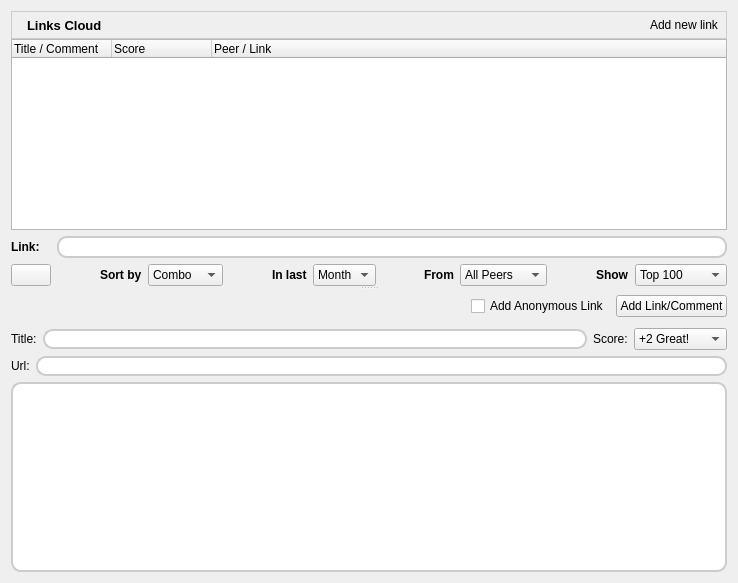
Qt form plugins/LinksCloud/LinksDialog.ui (RetroShare/RetroShare) before a commit.
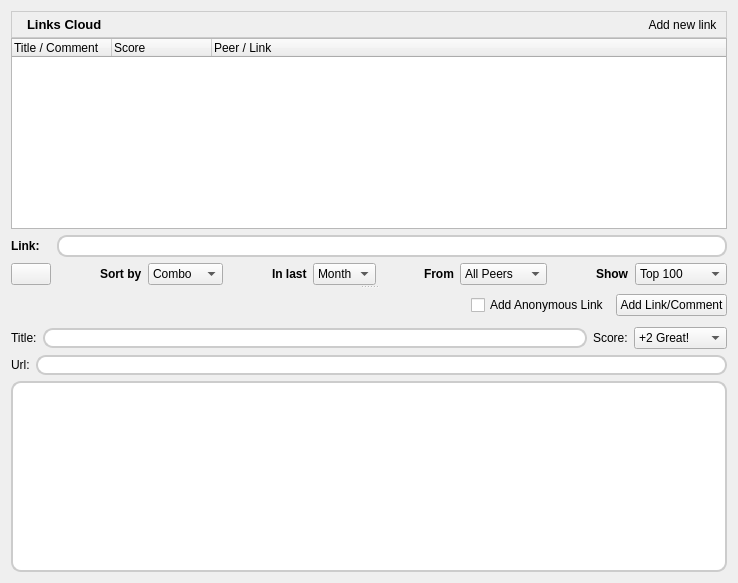
The same form after that commit. Icons and pictures are not drawn.

Commit message: Removed some unnecessary style sheets.

Diff of the .ui file:
```diff
--- a/plugins/LinksCloud/LinksDialog.ui
+++ b/plugins/LinksCloud/LinksDialog.ui
@@ -562,12 +562,7 @@
        </spacer>
       </item>
       <item row="0" column="3">
-       <widget class="QPushButton" name="pushButton">
-        <property name="styleSheet">
-         <string notr="true">QPushButton:hover { 
-border: 1px solid #CCCCCC;
-}</string>
-        </property>
+       <widget class="QToolButton" name="addToolButton">
         <property name="text">
          <string>Add new link</string>
         </property>
@@ -575,7 +570,13 @@
          <iconset resource="../../retroshare-gui/src/gui/images.qrc">
           <normaloff>:/images/edit_add24.png</normaloff>:/images/edit_add24.png</iconset>
         </property>
-        <property name="flat">
+        <property name="iconSize">
+         <size>
+          <width>24</width>
+          <height>16</height>
+         </size>
+        </property>
+        <property name="autoRaise">
          <bool>true</bool>
         </property>
        </widget>
```
The commit also changes 9 other files.
